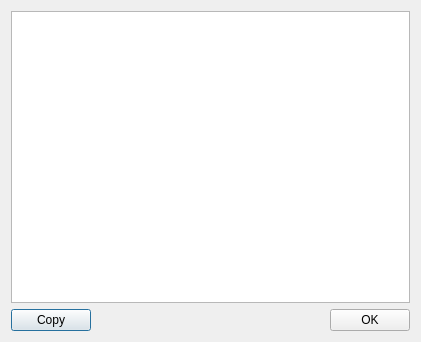
Above: dialogshowdata.ui from horsicq/FormatDialogs before the change. Below: the same form after it.
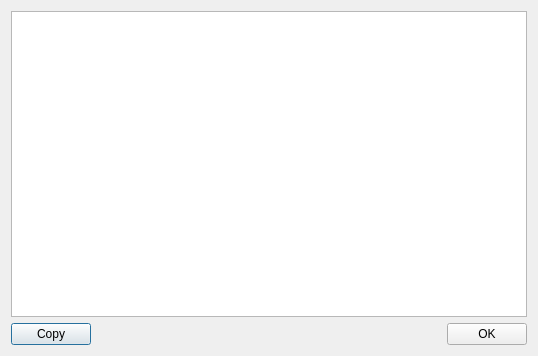
That is the form after the change.

```diff
--- a/dialogshowdata.ui
+++ b/dialogshowdata.ui
@@ -9,8 +9,8 @@
    <rect>
     <x>0</x>
     <y>0</y>
-    <width>421</width>
-    <height>342</height>
+    <width>538</width>
+    <height>356</height>
    </rect>
   </property>
   <property name="windowTitle">
```
